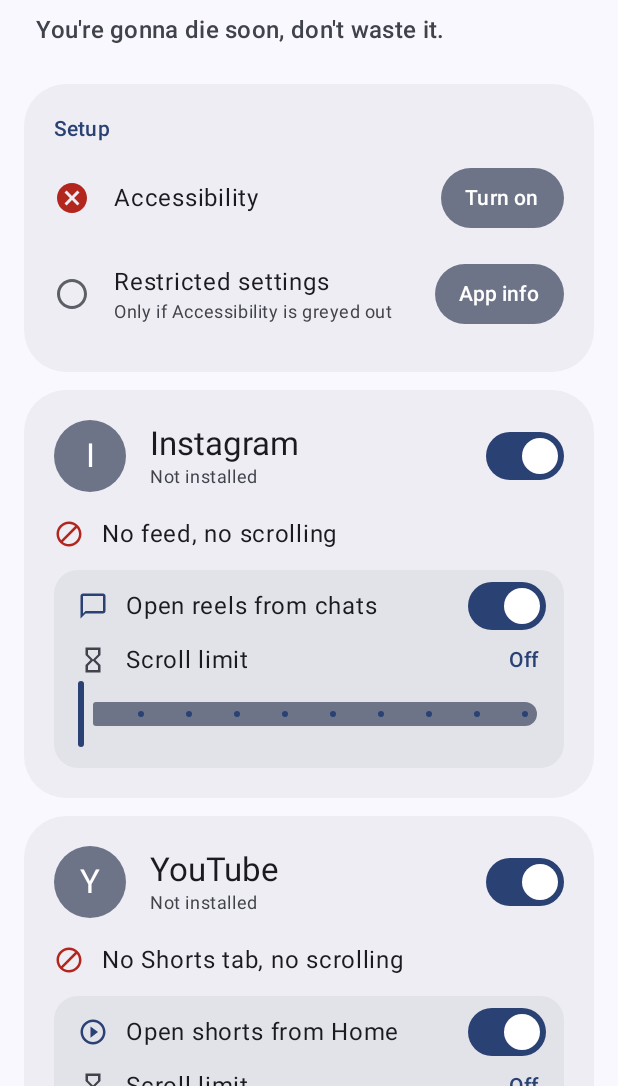
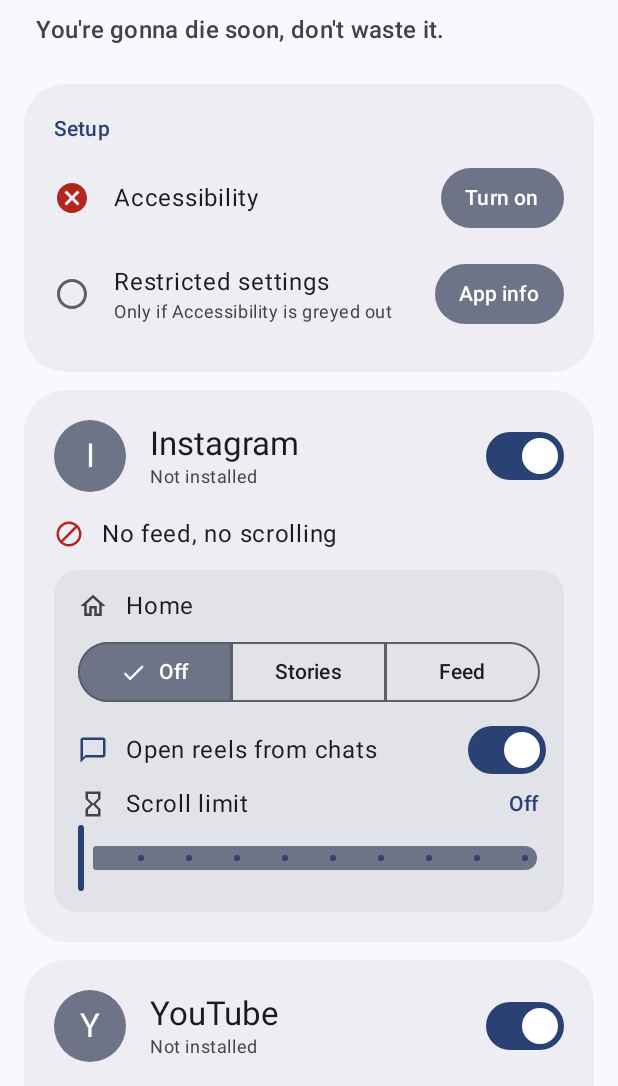
Before and after one commit to balazstasi/mori, an Android app built with Jetpack Compose: the screen it shows after launch (MainActivity), on a phone screen of 412 x 824 dp, the part 150-1236 px from its top. Run offline under Robolectric (Android 15) with nearby library versions, the phone set to English and light mode, and no system bars.

Commit message:
Instagram: let Home open with stories only or the whole feed
A new Home setting (Off, Stories, Feed) keeps Home open instead of
sending it to Messages. Stories covers the feed below the row of stories,
found by its story avatars because Instagram leaves the row out of the
accessibility tree. While Home is open, only reels from chats play unless
the daily limit has some left, since the feed is where reels come from.

Co-Authored-By: Claude Opus 5.5 <noreply@anthropic.com>

```diff
--- a/app/src/main/java/app/mori/Prefs.kt
+++ b/app/src/main/java/app/mori/Prefs.kt
@@ -4,6 +4,9 @@ import android.content.Context
 import android.content.SharedPreferences
 import androidx.core.content.edit
 import java.time.LocalDate
+
+/** How much of Instagram's Home opens: none of it, only the stories at the top, or the whole feed. */
+enum class InstagramHome { OFF, STORIES, FEED }
 
 class Prefs(context: Context) {
 
@@ -27,6 +30,10 @@ class Prefs(context: Context) {
     var instagramReels: Boolean
         get() = prefs.getBoolean(KEY_INSTAGRAM_REELS, true)
         set(value) = prefs.edit { putBoolean(KEY_INSTAGRAM_REELS, value) }
+
+    var instagramHome: InstagramHome
+        get() = InstagramHome.entries.firstOrNull { it.name == prefs.getString(KEY_INSTAGRAM_HOME, null) } ?: InstagramHome.OFF
+        set(value) = prefs.edit { putString(KEY_INSTAGRAM_HOME, value.name) }
 
     /** Whether a short opened from Home, search or a link may play, one at a time. */
     var youtubeShorts: Boolean
@@ -84,6 +91,7 @@ class Prefs(context: Context) {
         const val KEY_INSTAGRAM = "instagram"
         const val KEY_YOUTUBE = "youtube"
         const val KEY_INSTAGRAM_REELS = "instagram_reels"
+        const val KEY_INSTAGRAM_HOME = "instagram_home"
         const val KEY_YOUTUBE_SHORTS = "youtube_shorts"
     }
 }
--- a/app/src/main/java/app/mori/SettingsScreen.kt
+++ b/app/src/main/java/app/mori/SettingsScreen.kt
@@ -28,6 +28,9 @@ import androidx.compose.material3.CardDefaults
 import androidx.compose.material3.FilledTonalButton
 import androidx.compose.material3.Icon
 import androidx.compose.material3.MaterialTheme
+import androidx.compose.material3.SegmentedButton
+import androidx.compose.material3.SegmentedButtonDefaults
+import androidx.compose.material3.SingleChoiceSegmentedButtonRow
 import androidx.compose.material3.Slider
 import androidx.compose.material3.Surface
 import androidx.compose.material3.Switch
@@ -120,15 +123,19 @@ fun SettingsScreen(
             SetupCard(serviceOn, onTurnOn, onAppInfo)
 
             var instagram by remember { mutableStateOf(prefs.instagram) }
+            var instagramHome by remember { mutableStateOf(prefs.instagramHome) }
             var instagramReels by remember { mutableStateOf(prefs.instagramReels) }
             var instagramLimit by remember { mutableIntStateOf(prefs.limit(Instagram.PACKAGE)) }
+            val withLimit = instagramReels && instagramLimit > 0
             AppCard(
                 pkg = Instagram.PACKAGE,
                 name = R.string.instagram,
-                blocked = if (instagramReels && instagramLimit > 0) {
-                    R.string.instagram_blocked_with_limit
-                } else {
-                    R.string.instagram_blocked
+                blocked = when {
+                    instagramHome == InstagramHome.OFF && withLimit -> R.string.instagram_blocked_with_limit
+                    instagramHome == InstagramHome.OFF -> R.string.instagram_blocked
+                    withLimit -> R.string.instagram_blocked_home_with_limit
+                    instagramReels -> R.string.instagram_blocked_home
+                    else -> R.string.instagram_blocked_home_no_reels
                 },
                 option = Feature(R.drawable.ic_chat, R.string.instagram_allowed),
                 checked = instagram,
@@ -147,6 +154,12 @@ fun SettingsScreen(
                     prefs.setLimit(Instagram.PACKAGE, it)
                 },
                 scrolledToday = remember(resumes) { prefs.scrolledToday(Instagram.PACKAGE) },
+                home = { enabled ->
+                    HomeControl(instagramHome, enabled) {
+                        instagramHome = it
+                        prefs.instagramHome = it
+                    }
+                },
             )
 
             var youtube by remember { mutableStateOf(prefs.youtube) }
@@ -255,6 +268,7 @@ private fun AppCard(
     limit: Int,
     onLimitChange: (Int) -> Unit,
     scrolledToday: Int,
+    home: (@Composable (enabled: Boolean) -> Unit)? = null,
 ) {
     val icon = rememberAppIcon(pkg, 48.dp)
     SectionCard {
@@ -300,6 +314,7 @@ private fun AppCard(
             modifier = Modifier.fillMaxWidth(),
         ) {
             Column {
+                home?.invoke(checked)
                 OptionRow(option, optionChecked, enabled = checked, onOptionChange)
                 // A limit only means something while single reels may open at all.
                 AnimatedVisibility(visible = optionChecked) {
@@ -325,6 +340,31 @@ private fun OptionRow(option: Feature, checked: Boolean, enabled: Boolean, onChe
             Text(stringResource(option.text), style = MaterialTheme.typography.bodyLarge)
         }
         Switch(checked = checked, onCheckedChange = null, enabled = enabled)
+    }
+}
+
+/** How much of Instagram's Home opens instead of going to Messages. */
+@Composable
+private fun HomeControl(home: InstagramHome, enabled: Boolean, onHomeChange: (InstagramHome) -> Unit) {
+    Column(Modifier.padding(start = 16.dp, end = 16.dp, top = 12.dp, bottom = 4.dp)) {
+        Row(Modifier.alpha(if (enabled) 1f else DISABLED_ALPHA), verticalAlignment = Alignment.CenterVertically) {
+            val tint = if (home != InstagramHome.OFF) MaterialTheme.colorScheme.primary else MaterialTheme.colorScheme.onSurfaceVariant
+            FeatureIcon(R.drawable.ic_home, tint)
+            Text(stringResource(R.string.instagram_home), style = MaterialTheme.typography.bodyLarge)
+        }
+        Spacer(Modifier.height(8.dp))
+        SingleChoiceSegmentedButtonRow(Modifier.fillMaxWidth()) {
+            HOME_CHOICES.forEachIndexed { i, (choice, label) ->
+                SegmentedButton(
+                    selected = home == choice,
+                    onClick = { onHomeChange(choice) },
+                    shape = SegmentedButtonDefaults.itemShape(i, HOME_CHOICES.size),
+                    enabled = enabled,
+                ) {
+                    Text(stringResource(label))
+                }
+            }
+        }
     }
 }
 
@@ -393,5 +433,11 @@ private fun rememberAppIcon(pkg: String, size: Dp): ImageBitmap? {
 /** Material's opacity for disabled content. */
 private const val DISABLED_ALPHA = 0.38f
 
+private val HOME_CHOICES = listOf(
+    InstagramHome.OFF to R.string.instagram_home_off,
+    InstagramHome.STORIES to R.string.instagram_home_stories,
+    InstagramHome.FEED to R.string.instagram_home_feed,
+)
+
 /** The daily limits the slider steps through. Zero is no scrolling at all. */
 private val LIMITS = listOf(0, 10, 20, 30, 50, 75, 100, 150, 200, 300)
--- /dev/null
+++ b/app/src/main/res/drawable/ic_home.xml
@@ -0,0 +1,9 @@
+<vector xmlns:android="http://schemas.android.com/apk/res/android"
+    android:width="24dp"
+    android:height="24dp"
+    android:viewportWidth="24"
+    android:viewportHeight="24">
+    <path
+        android:fillColor="#FF000000"
+        android:pathData="M12,5.69l5,4.5V18h-2v-6H9v6H7v-7.81l5,-4.5M12,3L2,12h3v8h6v-6h2v6h6v-8h3L12,3z" />
+</vector>
--- a/app/src/main/res/values/strings.xml
+++ b/app/src/main/res/values/strings.xml
@@ -18,6 +18,13 @@
     <string name="instagram_allowed">Open reels from chats</string>
     <string name="instagram_blocked">No feed, no scrolling</string>
     <string name="instagram_blocked_with_limit">No feed</string>
+    <string name="instagram_home">Home</string>
+    <string name="instagram_home_off">Off</string>
+    <string name="instagram_home_stories">Stories</string>
+    <string name="instagram_home_feed">Feed</string>
+    <string name="instagram_blocked_home">No Explore, no reels outside chats</string>
+    <string name="instagram_blocked_home_no_reels">No Explore, no reels</string>
+    <string name="instagram_blocked_home_with_limit">No Explore, reels stop at the limit</string>
     <string name="youtube">YouTube</string>
     <string name="youtube_allowed">Open shorts from Home</string>
     <string name="youtube_blocked">No Shorts tab, no scrolling</string>
@@ -29,10 +36,12 @@
     <string name="not_installed">Not installed</string>
 
     <string name="cover_home">The feed is off.</string>
+    <string name="cover_stories_gone">The feed is off. Tap Home to get back to the stories.</string>
     <string name="cover_explore">Explore is off. Search still works.</string>
     <string name="toast_one_reel">Just this reel. Scrolling is off.</string>
     <string name="toast_one_short">Just this short. Scrolling is off.</string>
     <string name="toast_reels_off">Reels are off.</string>
+    <string name="toast_chat_reels_only">Only reels from chats.</string>
     <string name="counter">%1$d/%2$d</string>
     <string name="counter_done">%1$d/%2$d · Done for today</string>
     <string name="toast_shorts_off">Shorts are off.</string>
```
Also changed, not shown: app/src/main/java/app/mori/Guard.kt (+12 -3 lines), app/src/main/java/app/mori/GuardService.kt (+18 -5 lines), app/src/main/java/app/mori/InstagramView.kt (+27 -7 lines), 2 other files.
